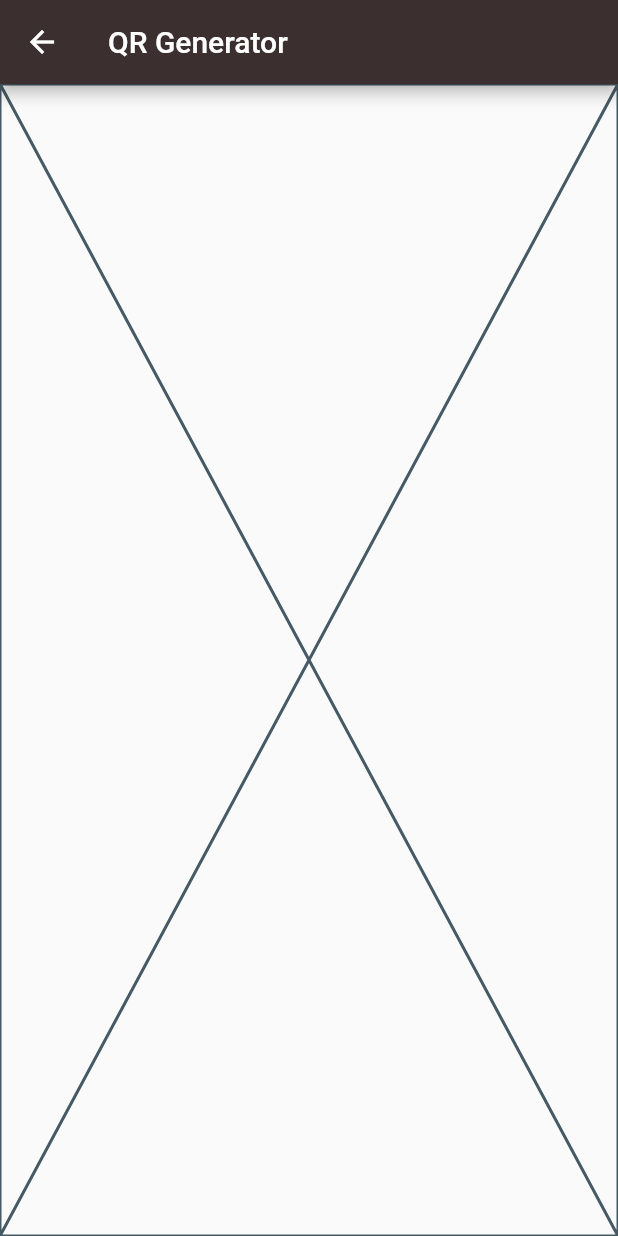
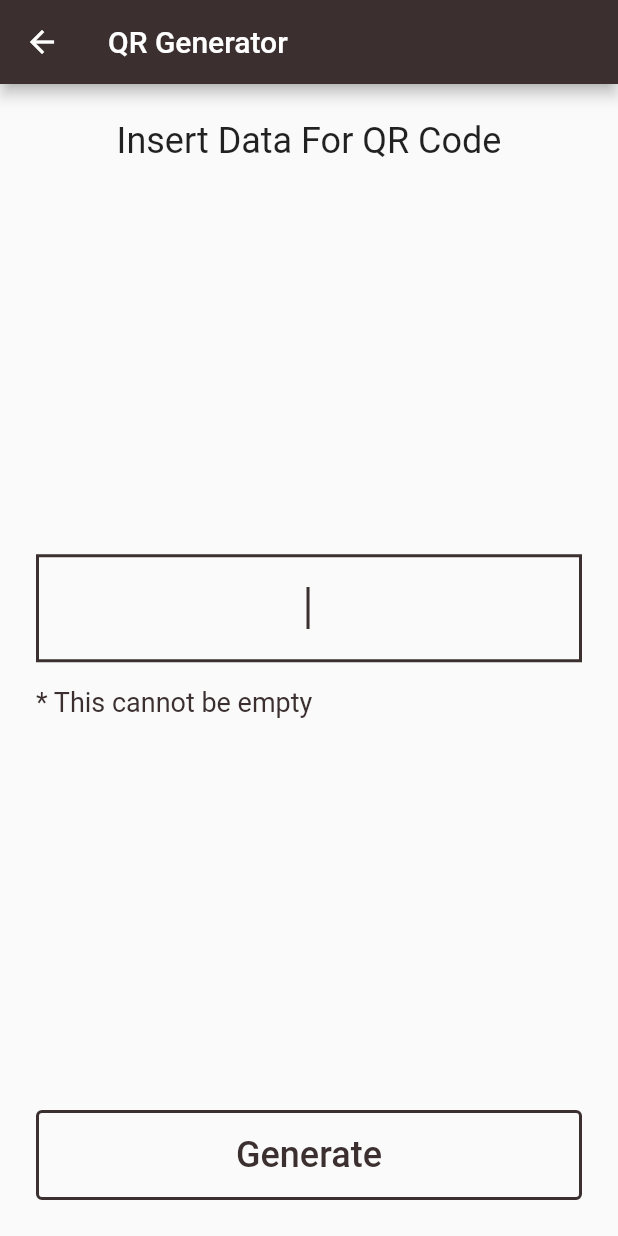
Before and after one commit to zwethu/Flutter-QR-App, a Flutter app: the GeneratorScreen screen opened by its route, on a phone screen of 412 x 824 dp. Run offline on Flutter 3.47's test engine with Material 2 defaults, Android fonts, the phone set to English and light mode, and no system bars; our stand-ins replace qr_flutter.

Commit message:
successfully generate QR code

```diff
--- a/lib/core/style.dart
+++ b/lib/core/style.dart
@@ -1,4 +1,6 @@
 import 'package:flutter/material.dart';
+import 'package:qr_helper/core/color.dart';
 
-
-const menuTextStyle =  TextStyle(color: Colors.white,fontSize: 18);
+const menuTextStyle = TextStyle(color: Colors.white, fontSize: 18);
+const mainTextStyle = TextStyle(color: mainColor, fontSize: 24);
+const validationTextStyle = TextStyle(fontSize: 18, color: mainColor);
--- a/lib/main.dart
+++ b/lib/main.dart
@@ -1,7 +1,9 @@
 import 'package:flutter/material.dart';
 import 'package:qr_helper/core/string.dart';
+import 'package:qr_helper/view/screen/generator_result_screen.dart';
 import 'package:qr_helper/view/screen/generator_screen.dart';
 import 'package:qr_helper/view/screen/home_screen.dart';
+import 'package:qr_helper/view/screen/scanner_result_screen.dart';
 import 'package:qr_helper/view/screen/scanner_screen.dart';
 
 void main() => runApp(const MyApp());
@@ -18,6 +20,9 @@ class MyApp extends StatelessWidget {
         'home': (context) => const HomeScreen(),
         'generator': (context) => const GeneratorScreen(),
         'scanner': (context) => const ScannerScreen(),
+        'generator result': (context) =>
+            const GeneratorResultScreen(),
+        'scanner result': (context) => const ScannerResultScreen(),
       },
     );
   }
--- /dev/null
+++ b/lib/view/component/input_box.dart
@@ -0,0 +1,38 @@
+import 'package:flutter/material.dart';
+import 'package:qr_helper/core/color.dart';
+import 'package:qr_helper/core/dimension.dart';
+import 'package:qr_helper/core/style.dart';
+
+class InputBox extends StatelessWidget {
+  final TextEditingController textController;
+  const InputBox({
+    Key? key,
+    required this.textController,
+  }) : super(key: key);
+
+  @override
+  Widget build(BuildContext context) {
+    return Container(
+      padding: const EdgeInsets.symmetric(
+        vertical: padding1x,
+        horizontal: padding1x,
+      ),
+      decoration: BoxDecoration(
+        border: Border.all(
+          color: mainColor,
+          width: 2,
+        ),
+      ),
+      child: TextField(
+        style: mainTextStyle,
+        controller: textController,
+        autofocus: true,
+        textAlign: TextAlign.center,
+        cursorColor: mainColor,
+        decoration: const InputDecoration(
+          border: InputBorder.none,
+        ),
+      ),
+    );
+  }
+}
--- /dev/null
+++ b/lib/view/component/input_section.dart
@@ -0,0 +1,30 @@
+import 'package:flutter/material.dart';
+import 'package:qr_helper/core/style.dart';
+import 'package:qr_helper/view/component/input_box.dart';
+
+class InputSection extends StatelessWidget {
+  final bool isEmpty;
+  final TextEditingController textController;
+  const InputSection({
+    Key? key,
+    required this.textController,
+    required this.isEmpty,
+  }) : super(key: key);
+
+  @override
+  Widget build(BuildContext context) {
+    return Column(
+      crossAxisAlignment: CrossAxisAlignment.start,
+      children: [
+        InputBox(textController: textController),
+        const SizedBox(height: 16),
+         isEmpty ? const Text(
+          '* This cannot be empty',
+          style: validationTextStyle,
+        ) : const Text(
+          '',
+        ),
+      ],
+    );
+  }
+}
--- /dev/null
+++ b/lib/view/reusable_widget/main_button.dart
@@ -0,0 +1,31 @@
+import 'package:flutter/material.dart';
+import 'package:qr_helper/core/color.dart';
+import 'package:qr_helper/core/style.dart';
+
+class MainButton extends StatelessWidget {
+  final String message;
+  final Function() onTap;
+  const MainButton({
+    Key? key,
+    required this.onTap,
+    required this.message,
+  }) : super(key: key);
+
+  @override
+  Widget build(BuildContext context) {
+    return OutlinedButton(
+      style: OutlinedButton.styleFrom(
+        side: const BorderSide(
+          width: 2.0,
+          color: mainColor,
+        ),
+        minimumSize: const Size.fromHeight(60),
+      ),
+      onPressed: onTap,
+      child: Text(
+        message,
+        style: mainTextStyle,
+      ),
+    );
+  }
+}
--- a/lib/view/screen/generator_screen.dart
+++ b/lib/view/screen/generator_screen.dart
@@ -1,17 +1,65 @@
+import 'dart:developer';
+
 import 'package:flutter/material.dart';
 import 'package:qr_helper/core/color.dart';
+import 'package:qr_helper/core/dimension.dart';
+import 'package:qr_helper/view/reusable_widget/main_button.dart';
+import 'package:qr_helper/view/component/input_section.dart';
 
-class GeneratorScreen extends StatelessWidget {
+class GeneratorScreen extends StatefulWidget {
   const GeneratorScreen({Key? key}) : super(key: key);
 
   @override
+  State<GeneratorScreen> createState() => _GeneratorScreenState();
+}
+
+class _GeneratorScreenState extends State<GeneratorScreen> {
+  final TextEditingController textController = TextEditingController();
+  @override
+  void initState() {
+    textController.addListener(() {});
+    super.initState();
+  }
+
+  @override
+  void dispose() {
+    textController.dispose();
+    super.dispose();
+  }
+
+  @override
   Widget build(BuildContext context) {
-  return Scaffold(
+    return Scaffold(
       appBar: AppBar(
         title: const Text('QR Generator'),
         backgroundColor: mainColor,
       ),
-      body: const Placeholder(),
-     );
+      body: Padding(
+        padding: const EdgeInsets.all(padding3x),
+        child: Column(
+          mainAxisAlignment: MainAxisAlignment.spaceBetween,
+          children: [
+            const Text(
+              'Insert Data For QR Code',
+              style: TextStyle(fontSize: 24),
+            ),
+            InputSection(
+              textController: textController,
+              isEmpty: true,
+            ),
+            MainButton(
+              onTap: () {
+                log('data: ${textController.text}');
+                Navigator.pushNamed(
+                  context,
+                  'generator result',
+                  arguments: textController.text,
+                );
+              },message: "Generate",
+            ),
+          ],
+        ),
+      ),
+    );
   }
 }
--- a/pubspec.yaml
+++ b/pubspec.yaml
@@ -30,12 +30,11 @@ dependencies:
   flutter:
     sdk: flutter
 
-
   # The following adds the Cupertino Icons font to your application.
   # Use with the CupertinoIcons class for iOS style icons.
   cupertino_icons: ^1.0.2
-  qr_code_scanner: ^1.0.1
-  qr: ^3.0.1
+  qr_flutter: ^4.0.0
+
 
 dev_dependencies:
   flutter_test:
```
Also changed, not shown: lib/view/screen/generator_result_screen.dart (added, +42 -0 lines), lib/view/screen/scanner_result_screen.dart (added, +15 -0 lines), lib/view_model/provider/input_controller.dart (added), pubspec.lock, 1 other file.
